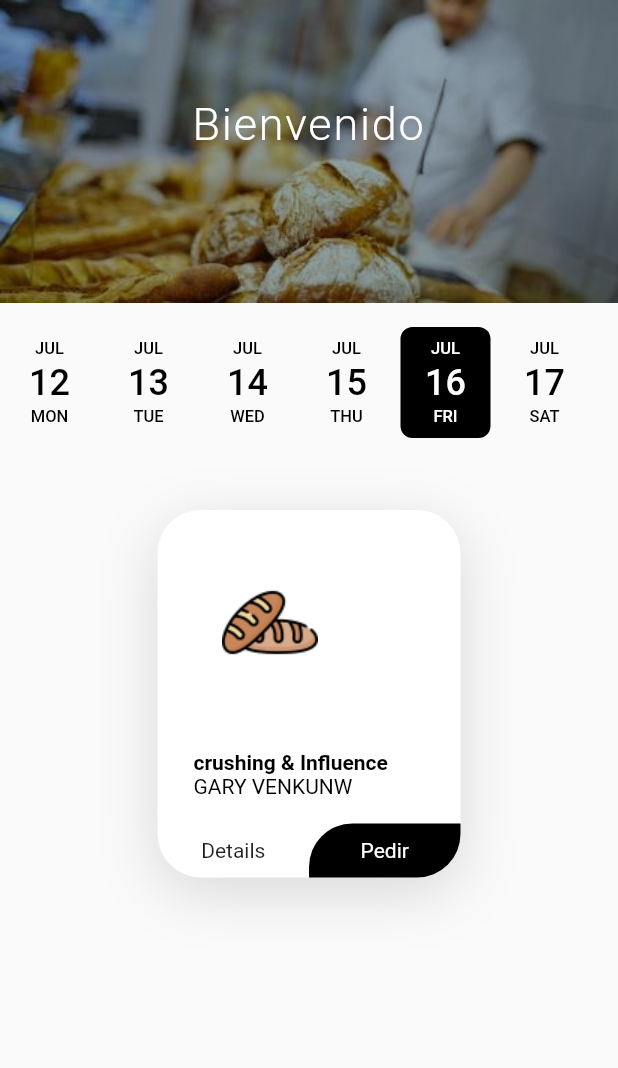
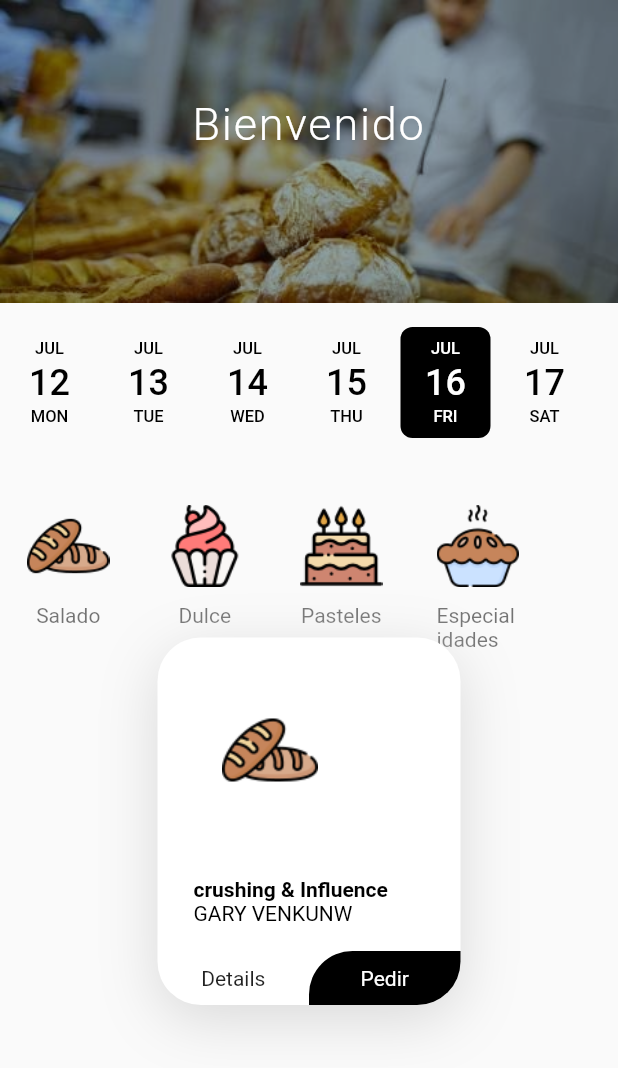
Before and after one commit to jguay18/pan-pan, a Flutter app: the MenuPrincipal screen opened by its route, on a phone screen of 412 x 824 dp. Shown: the top 1068 px of the screen. Run offline on Flutter 3.47's test engine with Material 2 defaults, Android fonts, the phone set to English and light mode, and no system bars; our stand-ins replace animate_do, date_picker_timeline, shared_preferences; accounts and stored records are empty.

Commit message:
Visualizacion de Menu Lienal

```diff
--- a/FlutterProyectos/PanYPan/pan_y_pan/lib/src/models/pages/menu_principal.dart
+++ b/FlutterProyectos/PanYPan/pan_y_pan/lib/src/models/pages/menu_principal.dart
@@ -1,5 +1,6 @@
 import 'package:date_picker_timeline/date_picker_timeline.dart';
 import 'package:flutter/material.dart';
+import 'package:pan_y_pan/src/tools/extras/horizontal_list.dart';
 import 'package:pan_y_pan/src/tools/fuction_generics.dart';
 //import 'package:pan_y_pan/src/tools/fuction_generics.dart';
 import 'package:pan_y_pan/src/widgets/drawer_widget.dart';
@@ -60,9 +61,18 @@ class MenuPrincipal extends StatelessWidget {
                   locale: "en_US",
                 ),
                 SizedBox(
-                  height: 45.0,
+                  height: 25.0,
+                ),
+                menuLineal(),
+                SizedBox(
+                  height: 25.0,
                 ),
                 CardPedidos(),
+
+                // Container(
+                //   child: HorizontalList(),
+                // ),
+                //HorizontalList(),
               ],
             ),
           )
--- a/FlutterProyectos/PanYPan/pan_y_pan/lib/src/routes/routes.dart
+++ b/FlutterProyectos/PanYPan/pan_y_pan/lib/src/routes/routes.dart
@@ -3,6 +3,7 @@ import 'package:flutter/material.dart';
 import 'package:pan_y_pan/src/models/pages/login.dart';
 import 'package:pan_y_pan/src/models/pages/menu_principal.dart';
 import 'package:pan_y_pan/src/models/pages/splash.dart';
+//import 'package:pan_y_pan/src/tools/extras/horizontal_list.dart';
 
 Map<String, WidgetBuilder> getApplicatiobRoutes() {
   return <String, WidgetBuilder>{
--- a/FlutterProyectos/PanYPan/pan_y_pan/lib/src/tools/extras/horizontal_list.dart
+++ b/FlutterProyectos/PanYPan/pan_y_pan/lib/src/tools/extras/horizontal_list.dart
@@ -1,8 +1,6 @@
 import 'package:flutter/material.dart';
 
-class HorizontalList extends StatelessWidget {
-  @override
-  Widget build(BuildContext context) {
+Widget menuLineal() {
   return Container(
     height: 80.0,
     child: ListView(
@@ -27,7 +25,6 @@ class HorizontalList extends StatelessWidget {
       ],
     ),
   );
-  }
 }
 
 class Category extends StatelessWidget {
--- a/FlutterProyectos/PanYPan/pan_y_pan/lib/src/tools/fuction_generics.dart
+++ b/FlutterProyectos/PanYPan/pan_y_pan/lib/src/tools/fuction_generics.dart
@@ -64,7 +64,7 @@ Drawer menu(BuildContext context) {
             leading:
                 Iconos("pedidos"), // Icon(Icons.phone, color: Colors.black),
             title: Text('Pedidos'),
-            onTap: () => Navigator.pushReplacementNamed(context, 'contact'),
+            onTap: () => Navigator.pushReplacementNamed(context, 'horizontal'),
           ),
           ListTile(
             leading: Iconos("Cierre Diario"),
@@ -125,7 +125,7 @@ Drawer menu(BuildContext context) {
             leading:
                 Iconos("pedidos"), // Icon(Icons.phone, color: Colors.black),
             title: Text('Pedidos'),
-            onTap: () => Navigator.pushReplacementNamed(context, 'contact'),
+            onTap: () => Navigator.pushReplacementNamed(context, 'horizontal'),
           ),
           ListTile(
             leading: Iconos("Cierre Diario"),
```
Lines whose indentation alone changed are shown as unchanged.
